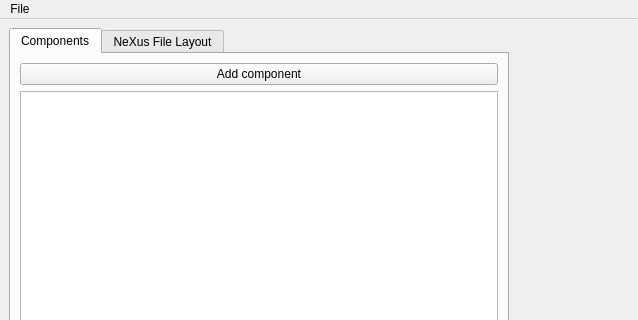
The window that ui/mainwindow.ui (trnielsen/nexus-constructor) describes before a commit, drawn with Qt 5; both pictures show x 0 to 638 and y 0 to 320 of the 1287 by 712 pixel window.
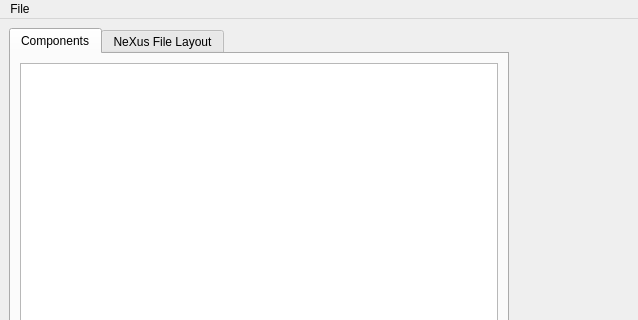
The same window after the commit.

Patch:
```diff
--- a/ui/mainwindow.ui
+++ b/ui/mainwindow.ui
@@ -37,16 +37,13 @@
          </attribute>
          <layout class="QVBoxLayout" name="verticalLayout_2">
           <item>
-           <widget class="QPushButton" name="addComponentButton">
-            <property name="text">
-             <string>Add component</string>
-            </property>
-           </widget>
-          </item>
+           <layout class="QVBoxLayout" name="componentsTabLayout">
           <item>
            <widget class="QTreeView" name="componentTreeView"/>
           </item>
          </layout>
+          </item>
+         </layout>
         </widget>
         <widget class="QWidget" name="fileTab">
          <attribute name="title">
```
Left out of the diff: 2 changed lines with no effect on the pictures. Lines whose indentation alone changed are shown as unchanged.
